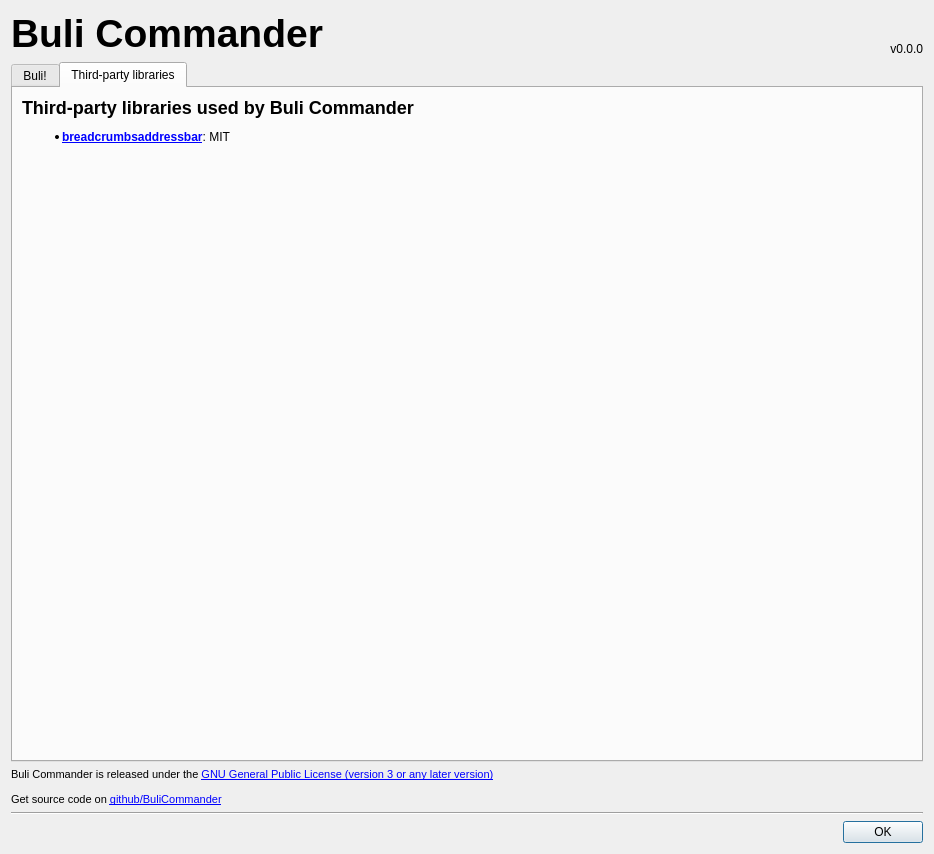
Qt form bulicommander/bc/resources/bcabout.ui (Grum999/BuliCommander) before a commit.
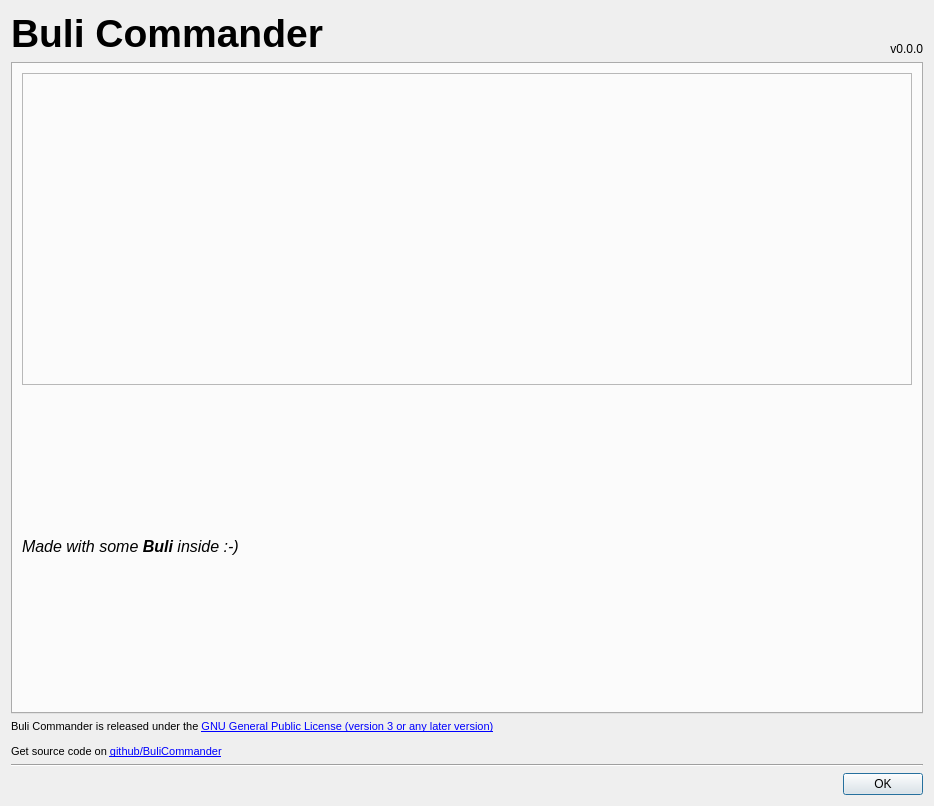
The same form after that commit. The open tabs and pages were chosen to show the change. Icons and pictures are not drawn.

Diff of the .ui file:
```diff
--- a/bulicommander/bc/resources/bcabout.ui
+++ b/bulicommander/bc/resources/bcabout.ui
@@ -10,7 +10,7 @@
     <x>0</x>
     <y>0</y>
     <width>934</width>
-    <height>854</height>
+    <height>806</height>
    </rect>
   </property>
   <property name="minimumSize">
@@ -105,6 +105,12 @@
        <property name="currentIndex">
         <number>0</number>
        </property>
+       <property name="documentMode">
+        <bool>false</bool>
+       </property>
+       <property name="tabBarAutoHide">
+        <bool>true</bool>
+       </property>
        <widget class="QWidget" name="tab">
         <attribute name="title">
          <string>Buli!</string>
@@ -146,32 +152,6 @@
          </item>
         </layout>
        </widget>
-       <widget class="QWidget" name="tab_2">
-        <attribute name="title">
-         <string>Third-party libraries</string>
-        </attribute>
-        <layout class="QVBoxLayout" name="verticalLayout_3">
-         <item>
-          <widget class="QLabel" name="label">
-           <property name="text">
-            <string>&lt;html&gt;&lt;head/&gt;&lt;body&gt;
-&lt;h2&gt;Third-party libraries used by Buli Commander&lt;/h2&gt;
-&lt;ul&gt;
-    &lt;li&gt;&lt;b&gt;&lt;a href=&quot;https://github.com/Winand/breadcrumbsaddressbar&quot;&gt;breadcrumbsaddressbar&lt;/a&gt;&lt;/b&gt;: MIT&lt;/li&gt;
-&lt;/ul&gt;
-
-&lt;/body&gt;&lt;/html&gt;</string>
-           </property>
-           <property name="alignment">
-            <set>Qt::AlignLeading|Qt::AlignLeft|Qt::AlignTop</set>
-           </property>
-           <property name="openExternalLinks">
-            <bool>true</bool>
-           </property>
-          </widget>
-         </item>
-        </layout>
-       </widget>
       </widget>
      </item>
     </layout>
```
